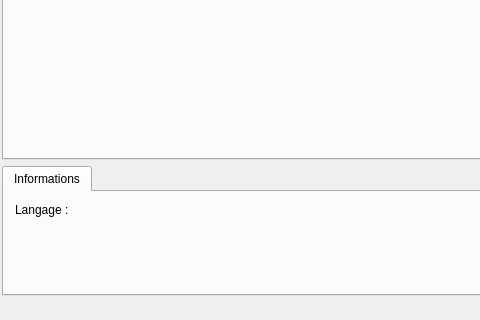
This is Client/Client_Synergie/fenetreprincipale.ui in im-jon/CLL-Synergie as Qt 5 draws it before an edit; both pictures show x 0 to 480 and y 396 to 716 of the 967 by 716 pixel window. The edited form follows.
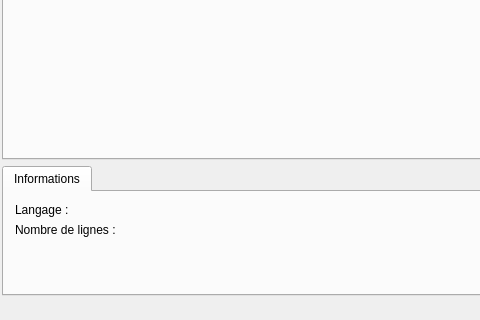
This is the edited form. Icons and pictures are not drawn.

Commit message: Ajout du label pour le nombre de lignes

What changed in the file:
```diff
--- a/Client/Client_Synergie/fenetreprincipale.ui
+++ b/Client/Client_Synergie/fenetreprincipale.ui
@@ -224,6 +224,13 @@
              </property>
             </widget>
            </item>
+           <item row="1" column="0">
+            <widget class="QLabel" name="lblNbLignesStatic">
+             <property name="text">
+              <string>Nombre de lignes :</string>
+             </property>
+            </widget>
+           </item>
           </layout>
          </widget>
         </widget>
```
